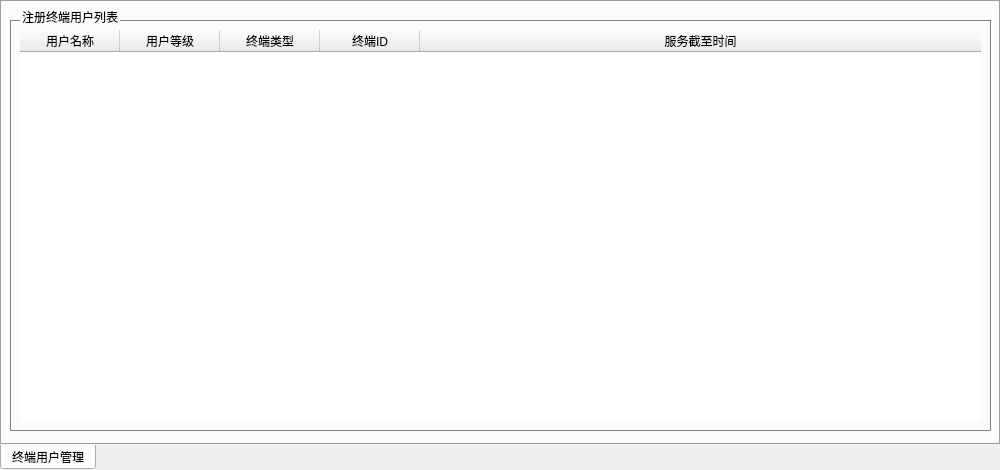
The window that widget/usermanager_widget.ui (yanghang8612/SMAMMainUI) describes before a commit, drawn with Qt 5.
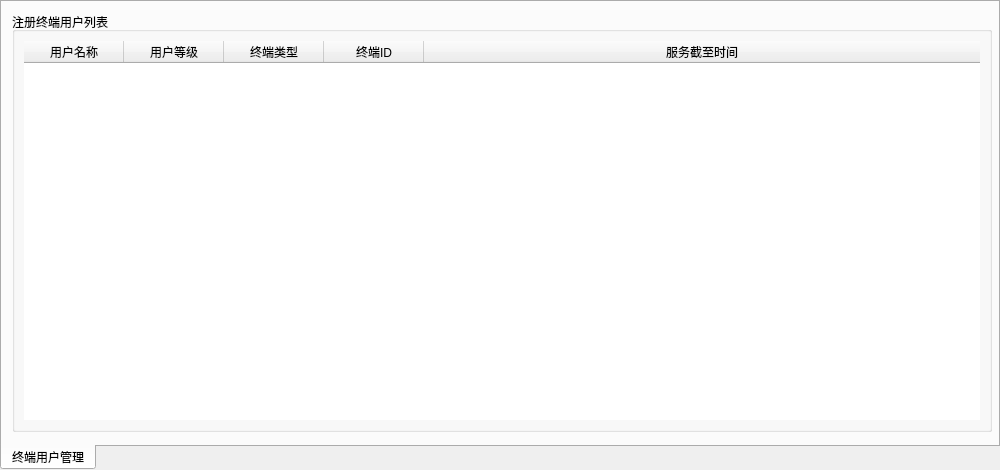
The same window after the commit.

The edit to the form file:
```diff
--- a/widget/usermanager_widget.ui
+++ b/widget/usermanager_widget.ui
@@ -10,17 +10,6 @@
     <height>470</height>
    </rect>
   </property>
-  <property name="windowTitle">
-   <string>TabWidget</string>
-  </property>
-  <property name="styleSheet">
-   <string notr="true">QTabWidget::pane {
-  background-color: rgb(220,220,220);
-}
-*{
-   font: 12px;
-}</string>
-  </property>
   <property name="tabPosition">
    <enum>QTabWidget::South</enum>
   </property>
@@ -36,21 +25,10 @@
      <rect>
       <x>10</x>
       <y>10</y>
-      <width>981</width>
-      <height>421</height>
+      <width>980</width>
+      <height>420</height>
      </rect>
     </property>
-    <property name="styleSheet">
-     <string notr="true">QGroupBox {
-  border: 1px solid gray;
-  margin-top: 10px;
-  padding: 10px 5x 5px 5px;
-}
-QGroupBox::title {
-  top: -10px;
-  left: 10px;
-}</string>
-    </property>
     <property name="title">
      <string>注册终端用户列表</string>
     </property>
```
Left out of the diff: 3 changed lines with no effect on the pictures.
